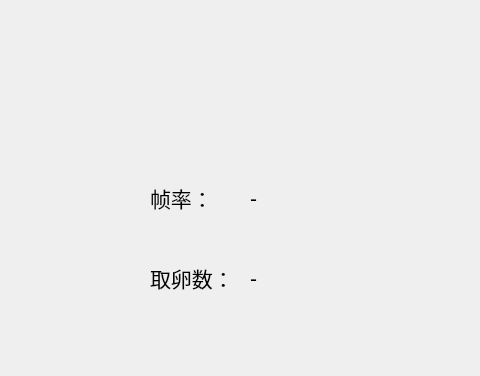
Old version of the form include/SimulatingWidget.ui in the repository Ethan-Hu-min/OvaSim; both pictures show x 720 to 1200 and y 90 to 466 of the 1200 by 800 pixel window.
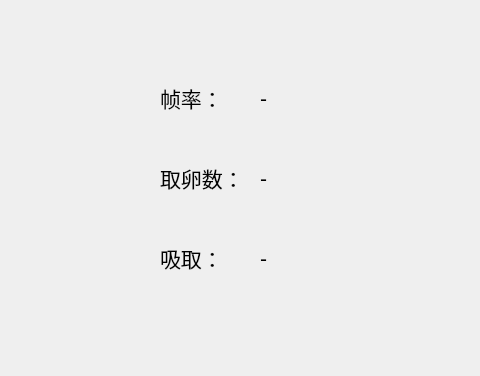
New version of the form.

The edit to the form file:
```diff
--- a/include/SimulatingWidget.ui
+++ b/include/SimulatingWidget.ui
@@ -46,8 +46,8 @@
   <widget class="QLabel" name="label_2">
    <property name="geometry">
     <rect>
-     <x>870</x>
-     <y>250</y>
+     <x>880</x>
+     <y>150</y>
      <width>75</width>
      <height>76</height>
     </rect>
@@ -64,9 +64,9 @@
   <widget class="QLabel" name="label_3">
    <property name="geometry">
     <rect>
-     <x>970</x>
-     <y>250</y>
-     <width>75</width>
+     <x>980</x>
+     <y>150</y>
+     <width>111</width>
      <height>76</height>
     </rect>
    </property>
@@ -82,8 +82,8 @@
   <widget class="QLabel" name="label_4">
    <property name="geometry">
     <rect>
-     <x>870</x>
-     <y>330</y>
+     <x>880</x>
+     <y>230</y>
      <width>75</width>
      <height>76</height>
     </rect>
@@ -100,9 +100,9 @@
   <widget class="QLabel" name="label_5">
    <property name="geometry">
     <rect>
-     <x>970</x>
-     <y>330</y>
-     <width>75</width>
+     <x>980</x>
+     <y>230</y>
+     <width>111</width>
      <height>76</height>
     </rect>
    </property>
@@ -144,6 +144,42 @@
    </property>
    <layout class="QVBoxLayout" name="verticalLayout"/>
   </widget>
+  <widget class="QLabel" name="NeedleSwitchLabel">
+   <property name="geometry">
+    <rect>
+     <x>980</x>
+     <y>310</y>
+     <width>111</width>
+     <height>76</height>
+    </rect>
+   </property>
+   <property name="font">
+    <font>
+     <pointsize>16</pointsize>
+    </font>
+   </property>
+   <property name="text">
+    <string>-</string>
+   </property>
+  </widget>
+  <widget class="QLabel" name="label_7">
+   <property name="geometry">
+    <rect>
+     <x>880</x>
+     <y>310</y>
+     <width>75</width>
+     <height>76</height>
+    </rect>
+   </property>
+   <property name="font">
+    <font>
+     <pointsize>16</pointsize>
+    </font>
+   </property>
+   <property name="text">
+    <string>吸取：</string>
+   </property>
+  </widget>
  </widget>
  <resources/>
  <connections/>
```
Left out of the diff: 6 changed lines with no effect on the pictures.
